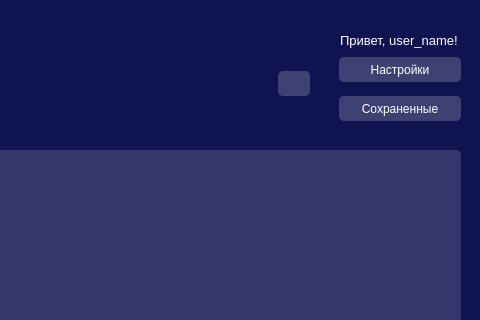
Old version of the form search_window.ui in the repository alicedeni/py-project; both pictures show x 320 to 800 and y 0 to 320 of the 800 by 600 pixel window.
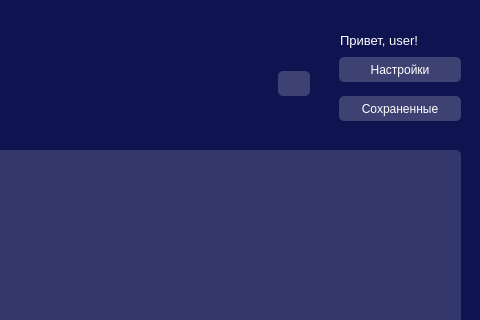
New version of the form. Icons and pictures are not drawn.

Patch:
```diff
--- a/search_window.ui
+++ b/search_window.ui
@@ -122,7 +122,7 @@
      <string notr="true">color: rgb(255, 255, 255);</string>
     </property>
     <property name="text">
-     <string>Привет, user_name!</string>
+     <string>Привет, user!</string>
     </property>
    </widget>
    <widget class="QScrollArea" name="song">
```
